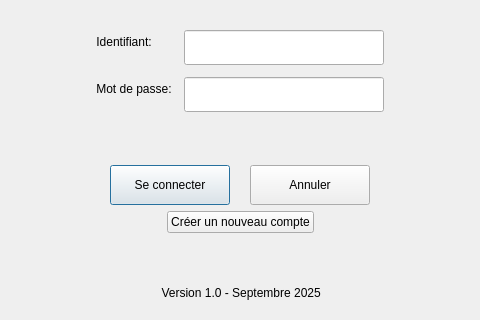
This is logindialog.ui in Nadhir13/projet_logi as Qt 5 draws it before an edit; both pictures show x 160 to 640 and y 280 to 600 of the 800 by 600 pixel window. The edited form follows.
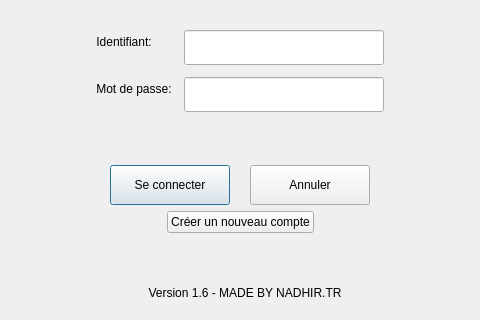
This is the edited form.

The edit to the form file:
```diff
--- a/logindialog.ui
+++ b/logindialog.ui
@@ -283,7 +283,7 @@
        <item alignment="Qt::AlignmentFlag::AlignHCenter">
         <widget class="QLabel" name="lblVersion">
          <property name="text">
-          <string>       Version 1.0 - Septembre 2025      </string>
+          <string>          Version 1.6 - MADE BY NADHIR.TR       </string>
          </property>
          <property name="alignment">
           <set>Qt::AlignmentFlag::AlignCenter</set>
```
